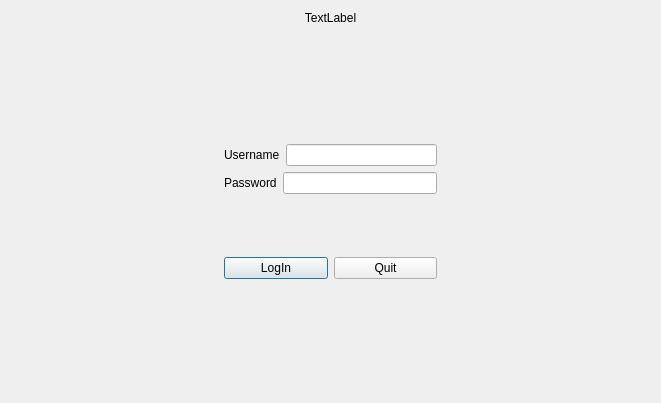
This is GUI/logindialog.ui in Ts-myself/CS205_Proj as Qt 5 draws it before an edit. The edited form follows.
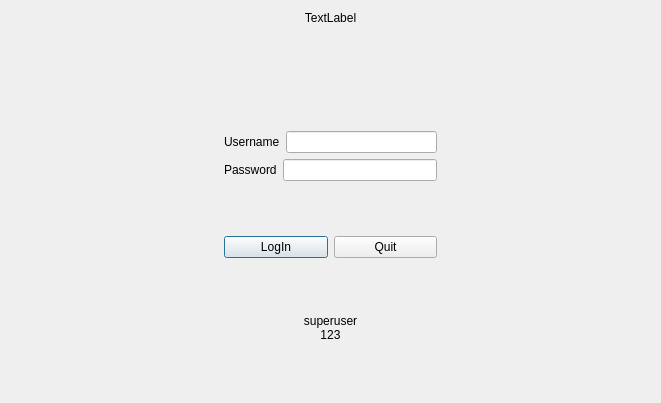
This is the edited form.

Commit message: (GUI)修改login用户和密码不匹配的bug

Patch:
```diff
--- a/GUI/logindialog.ui
+++ b/GUI/logindialog.ui
@@ -139,6 +139,17 @@
          </property>
         </spacer>
        </item>
+       <item>
+        <widget class="QLabel" name="label_3">
+         <property name="text">
+          <string>superuser
+123</string>
+         </property>
+         <property name="alignment">
+          <set>Qt::AlignCenter</set>
+         </property>
+        </widget>
+       </item>
        <item>
         <spacer name="verticalSpacer_2">
          <property name="orientation">
```
The commit also changes 1 other file.
